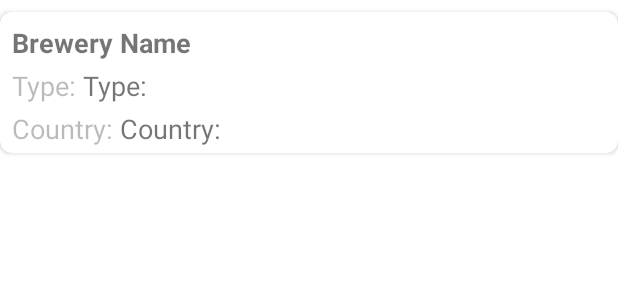
After one commit to myasnick-off/Brewery_Guide, an Android app: the layout fragment_list_item.xml on its own in the app's theme, with its tools: preview values and no code run, on a phone screen of 412 x 824 dp. The commit adds this screen. Shown: the top 300 px of the screen. Run offline under Robolectric (Android 15) with nearby library versions, the light colour scheme and no system bars; network calls fail.

Commit message:
Создал основной фрагмент приложения, реализовал отображение списка

```diff
--- a/app/src/main/AndroidManifest.xml
+++ b/app/src/main/AndroidManifest.xml
@@ -12,7 +12,7 @@
         android:supportsRtl="true"
         android:theme="@style/Theme.BreweryGuide">
         <activity
-            android:name=".MainActivity"
+            android:name=".ui.MainActivity"
             android:exported="true">
             <intent-filter>
                 <action android:name="android.intent.action.MAIN" />
--- /dev/null
+++ b/app/src/main/res/layout/fragment_list_item.xml
@@ -0,0 +1,69 @@
+<?xml version="1.0" encoding="utf-8"?>
+<androidx.cardview.widget.CardView xmlns:android="http://schemas.android.com/apk/res/android"
+    xmlns:app="http://schemas.android.com/apk/res-auto"
+    android:layout_width="match_parent"
+    android:layout_height="wrap_content"
+    xmlns:tools="http://schemas.android.com/tools"
+    android:layout_marginTop="@dimen/margin_8"
+    app:cardCornerRadius="@dimen/radius_8">
+
+    <androidx.constraintlayout.widget.ConstraintLayout
+        android:layout_width="match_parent"
+        android:layout_height="match_parent"
+        android:padding="@dimen/padding_4">
+
+    <androidx.appcompat.widget.AppCompatTextView
+        android:id="@+id/nameTextView"
+        android:layout_width="wrap_content"
+        android:layout_height="wrap_content"
+        android:layout_margin="@dimen/margin_4"
+        android:textSize="@dimen/text_18"
+        android:textStyle="bold"
+        app:layout_constraintStart_toStartOf="parent"
+        app:layout_constraintTop_toTopOf="parent"
+        tools:text="@string/brewery_name" />
+
+    <androidx.appcompat.widget.AppCompatTextView
+        android:id="@+id/typeHeaderTextView"
+        android:layout_width="wrap_content"
+        android:layout_height="wrap_content"
+        android:layout_margin="@dimen/margin_4"
+        android:alpha="@string/alpha_50"
+        android:text="@string/type"
+        android:textSize="@dimen/text_18"
+        app:layout_constraintStart_toStartOf="parent"
+        app:layout_constraintTop_toBottomOf="@+id/nameTextView" />
+
+    <androidx.appcompat.widget.AppCompatTextView
+        android:id="@+id/typeTextView"
+        android:layout_width="wrap_content"
+        android:layout_height="wrap_content"
+        android:layout_margin="@dimen/margin_4"
+        android:textSize="@dimen/text_18"
+        app:layout_constraintStart_toEndOf="@id/typeHeaderTextView"
+        app:layout_constraintTop_toBottomOf="@+id/nameTextView"
+        tools:text="@string/type" />
+
+    <androidx.appcompat.widget.AppCompatTextView
+        android:id="@+id/countryHeaderTextView"
+        android:layout_width="wrap_content"
+        android:layout_height="wrap_content"
+        android:layout_margin="@dimen/margin_4"
+        android:alpha="@string/alpha_50"
+        android:text="@string/country"
+        android:textSize="@dimen/text_18"
+        app:layout_constraintStart_toStartOf="parent"
+        app:layout_constraintTop_toBottomOf="@+id/typeHeaderTextView" />
+
+    <androidx.appcompat.widget.AppCompatTextView
+        android:id="@+id/countryTextView"
+        android:layout_width="wrap_content"
+        android:layout_height="wrap_content"
+        android:layout_margin="@dimen/margin_4"
+        android:textSize="@dimen/text_18"
+        app:layout_constraintStart_toEndOf="@id/countryHeaderTextView"
+        app:layout_constraintTop_toBottomOf="@+id/typeTextView"
+        tools:text="@string/country" />
+
+    </androidx.constraintlayout.widget.ConstraintLayout>
+</androidx.cardview.widget.CardView>
--- /dev/null
+++ b/app/src/main/res/values/dimens.xml
@@ -0,0 +1,9 @@
+<?xml version="1.0" encoding="utf-8"?>
+<resources>
+    <dimen name="padding_8">8dp</dimen>
+    <dimen name="radius_8">8dp</dimen>
+    <dimen name="padding_4">4dp</dimen>
+    <dimen name="text_18">18sp</dimen>
+    <dimen name="margin_4">4dp</dimen>
+    <dimen name="margin_8">8dp</dimen>
+</resources>
--- a/app/src/main/res/values/strings.xml
+++ b/app/src/main/res/values/strings.xml
@@ -1,3 +1,7 @@
 <resources>
     <string name="app_name">Brewery Guide</string>
+    <string name="brewery_name">Brewery Name</string>
+    <string name="type">Type:</string>
+    <string name="country">Country:</string>
+    <string name="alpha_50">0.5</string>
 </resources>
```
Also changed, not shown: app/src/main/java/com/example/breweryguide/ui/AppState.kt (added, +11 -0 lines), app/src/main/java/com/example/breweryguide/ui/MainActivity.kt (renamed from app/src/main/java/com/example/breweryguide/MainActivity.kt, +8 -1 lines), app/src/main/java/com/example/breweryguide/ui/list/ListFragment.kt (added, +80 -0 lines), app/src/main/java/com/example/breweryguide/ui/list/ListRecyclerAdapter.kt (added, +46 -0 lines), app/src/main/java/com/example/breweryguide/ui/list/ListViewModel.kt (added, +39 -0 lines), app/src/main/java/com/example/breweryguide/utils/DataUtils.kt (+12 -0 lines), app/src/main/java/com/example/breweryguide/utils/ViewUtils.kt (+17 -0 lines), app/src/main/res/layout/activity_main.xml (+7 -14 lines), app/src/main/res/layout/fragment_list.xml (added, +24 -0 lines).
